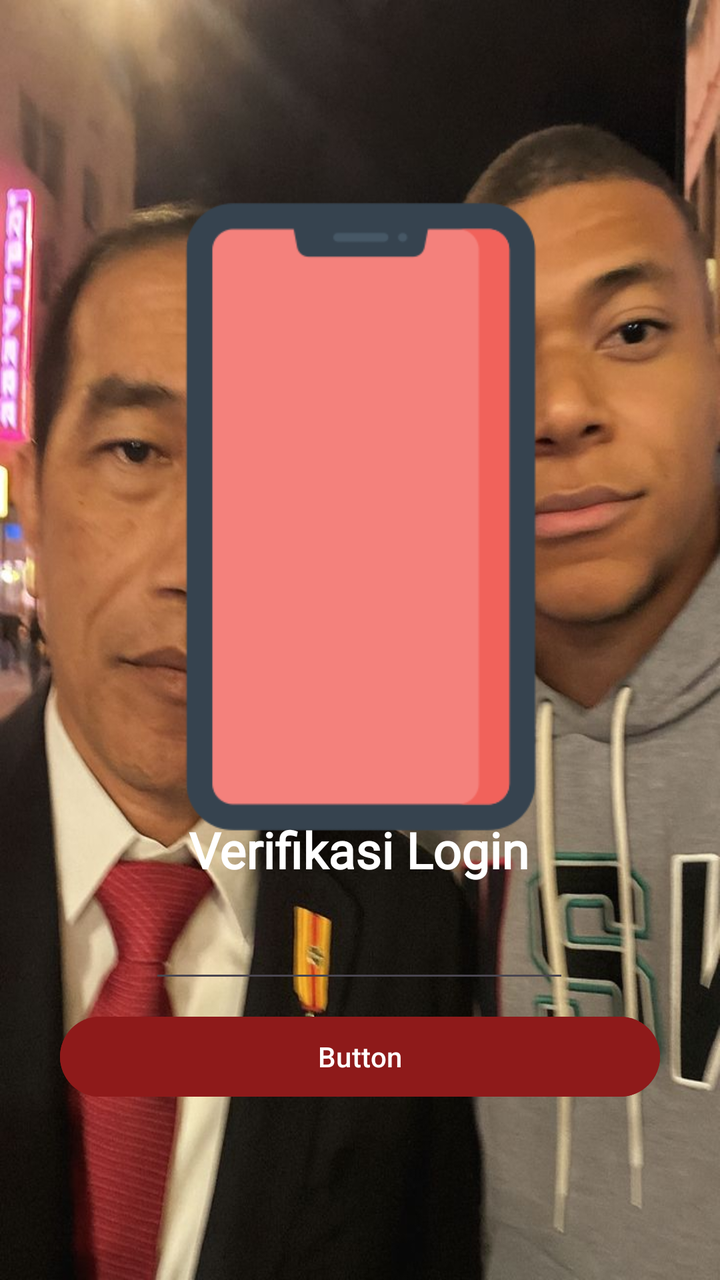
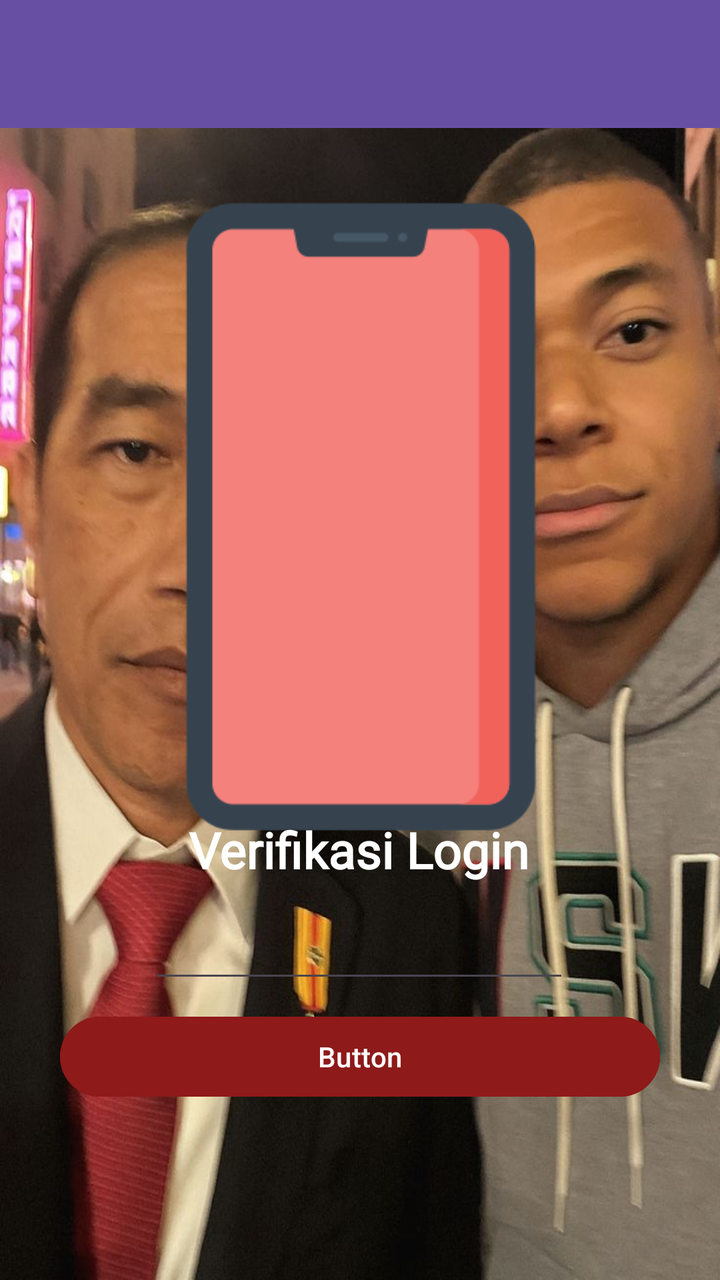

The first picture is an Android layout as it rendered before a commit; the second is the same layout after the commit. The layout source and the unified diff follow.
<!-- AndroidManifest.xml: application theme Theme.SteerApp -->
<!-- res/layout/activity_third.xml -->
<?xml version="1.0" encoding="utf-8"?>
<androidx.constraintlayout.widget.ConstraintLayout xmlns:android="http://schemas.android.com/apk/res/android"
    xmlns:app="http://schemas.android.com/apk/res-auto"
    xmlns:tools="http://schemas.android.com/tools"
    android:id="@+id/main"
    android:layout_width="match_parent"
    android:layout_height="match_parent"
    android:background="@drawable/owi"
    tools:context=".pertemuan3.ThirdActivity">

    <Button
        android:id="@+id/btnKirim"
        android:layout_width="match_parent"
        android:layout_height="wrap_content"
        android:layout_marginHorizontal="30dp"
        android:layout_marginTop="20dp"
        android:backgroundTint="@color/button"
        android:text="Button"
        app:layout_constraintBottom_toBottomOf="parent"
        app:layout_constraintEnd_toEndOf="parent"
        app:layout_constraintStart_toStartOf="parent"
        app:layout_constraintTop_toTopOf="parent"
        app:layout_constraintVertical_bias="0.847" />

    <EditText
        android:id="@+id/inputNoTujuan"
        android:layout_width="wrap_content"
        android:layout_height="wrap_content"
        android:ems="10"
        android:inputType="text"
        android:text=""
        app:layout_constraintBottom_toTopOf="@+id/btnKirim"
        app:layout_constraintEnd_toEndOf="parent"
        app:layout_constraintHorizontal_bias="0.497"
        app:layout_constraintStart_toStartOf="parent"
        app:layout_constraintTop_toTopOf="parent"
        app:layout_constraintVertical_bias="0.983" />

    <ImageView
        android:id="@+id/imageView3"
        android:layout_width="wrap_content"
        android:layout_height="wrap_content"
        app:layout_constraintBottom_toBottomOf="parent"
        app:layout_constraintEnd_toEndOf="parent"
        app:layout_constraintHorizontal_bias="0.0"
        app:layout_constraintStart_toStartOf="parent"
        app:layout_constraintTop_toTopOf="parent"
        app:layout_constraintVertical_bias="0.013"
        app:srcCompat="@drawable/handphone" />

    <TextView
        android:id="@+id/textView"
        android:layout_width="wrap_content"
        android:layout_height="wrap_content"
        android:fontFamily="@font/poppins_regular"
        android:text="@string/judjud"
        android:textColor="@color/white"
        android:textSize="25dp"
        android:textStyle="bold"
        app:layout_constraintBottom_toBottomOf="parent"
        app:layout_constraintEnd_toEndOf="parent"
        app:layout_constraintHorizontal_bias="0.497"
        app:layout_constraintStart_toStartOf="parent"
        app:layout_constraintTop_toTopOf="parent"
        app:layout_constraintVertical_bias="0.673" />

</androidx.constraintlayout.widget.ConstraintLayout>
<!-- resources referenced by this layout -->
<resources>
  <color name="button">#8E1A1A</color>
  <color name="white">#FFFFFFFF</color>
  <!-- drawable handphone: png bitmap (drawable, 5702 bytes) -->
  <!-- drawable owi: jpeg bitmap (drawable, 94896 bytes) -->
  <string name="judjud">Verifikasi Login</string>
  <style name="Theme.SteerApp" parent="Base.Theme.SteerApp" />
  <style name="Base.Theme.SteerApp" parent="Theme.Material3.DayNight.NoActionBar">
          
          
      </style>
</resources>

<!-- the commit's change to res/layout/activity_third.xml (unified diff, before → after) -->
@@ -7,6 +7,20 @@
     android:layout_height="match_parent"
     android:background="@drawable/owi"
     tools:context=".pertemuan3.ThirdActivity">
+
+    <androidx.appcompat.widget.Toolbar
+        android:id="@+id/toolbar"
+        android:layout_width="match_parent"
+        android:layout_height="?attr/actionBarSize"
+        android:background="?attr/colorPrimary"
+        app:layout_constraintBottom_toBottomOf="parent"
+        app:layout_constraintEnd_toEndOf="parent"
+        app:layout_constraintHorizontal_bias="0.0"
+        app:layout_constraintStart_toStartOf="parent"
+        app:layout_constraintTop_toTopOf="parent"
+        app:layout_constraintVertical_bias="0.0"
+        app:subtitleTextColor="@android:color/white"
+        app:titleTextColor="@android:color/white" />
 
     <Button
         android:id="@+id/btnKirim"
